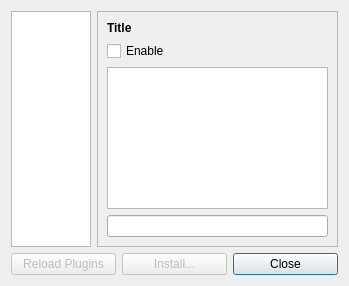
Qt form src/dialogs/dialog_plugins.ui (mbasaglia/Knotter) before a commit.
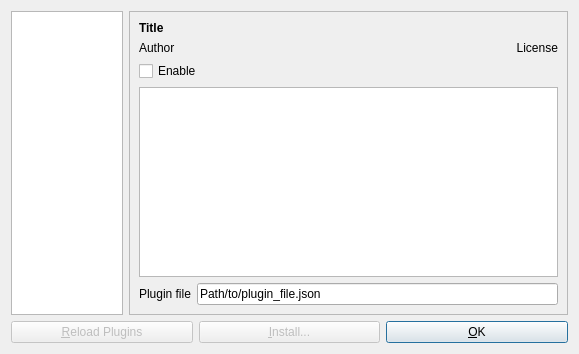
The same form after that commit. Icons and pictures are not drawn.

Commit message: Plugin metadata

Patch:
```diff
--- a/src/dialogs/dialog_plugins.ui
+++ b/src/dialogs/dialog_plugins.ui
@@ -6,8 +6,8 @@
    <rect>
     <x>0</x>
     <y>0</y>
-    <width>349</width>
-    <height>286</height>
+    <width>579</width>
+    <height>354</height>
    </rect>
   </property>
   <property name="windowTitle">
@@ -63,6 +63,27 @@
           </property>
          </widget>
         </item>
+        <item>
+         <layout class="QHBoxLayout" name="horizontalLayout_2">
+          <item>
+           <widget class="QLabel" name="label_author">
+            <property name="text">
+             <string notr="true">Author</string>
+            </property>
+           </widget>
+          </item>
+          <item>
+           <widget class="QLabel" name="label_license">
+            <property name="text">
+             <string notr="true">License</string>
+            </property>
+            <property name="alignment">
+             <set>Qt::AlignRight|Qt::AlignTrailing|Qt::AlignVCenter</set>
+            </property>
+           </widget>
+          </item>
+         </layout>
+        </item>
         <item>
          <widget class="QCheckBox" name="check_enable">
           <property name="text">
@@ -78,11 +99,31 @@
          </widget>
         </item>
         <item>
-         <widget class="QLineEdit" name="text_file">
-          <property name="readOnly">
-           <bool>true</bool>
-          </property>
-         </widget>
+         <layout class="QGridLayout" name="gridLayout_2">
+          <item row="0" column="0">
+           <widget class="QLabel" name="label">
+            <property name="sizePolicy">
+             <sizepolicy hsizetype="Fixed" vsizetype="Fixed">
+              <horstretch>0</horstretch>
+              <verstretch>0</verstretch>
+             </sizepolicy>
+            </property>
+            <property name="text">
+             <string>Plugin file</string>
+            </property>
+           </widget>
+          </item>
+          <item row="0" column="1">
+           <widget class="QLineEdit" name="label_file">
+            <property name="text">
+             <string notr="true">Path/to/plugin_file.json</string>
+            </property>
+            <property name="readOnly">
+             <bool>true</bool>
+            </property>
+           </widget>
+          </item>
+         </layout>
         </item>
        </layout>
       </widget>
@@ -97,7 +138,7 @@
         <bool>false</bool>
        </property>
        <property name="text">
-        <string>Reload Plugins</string>
+        <string>&amp;Reload Plugins</string>
        </property>
        <property name="icon">
         <iconset theme="view-refresh"/>
@@ -110,7 +151,7 @@
         <bool>false</bool>
        </property>
        <property name="text">
-        <string>Install...</string>
+        <string>&amp;Install...</string>
        </property>
        <property name="icon">
         <iconset theme="run-build-install"/>
@@ -120,7 +161,7 @@
      <item>
       <widget class="QPushButton" name="button_close">
        <property name="text">
-        <string>Close</string>
+        <string>&amp;OK</string>
        </property>
        <property name="icon">
         <iconset theme="dialog-close"/>
```
Left out of the diff: 16 changed lines with no effect on the pictures. The commit also changes 12 other files.
